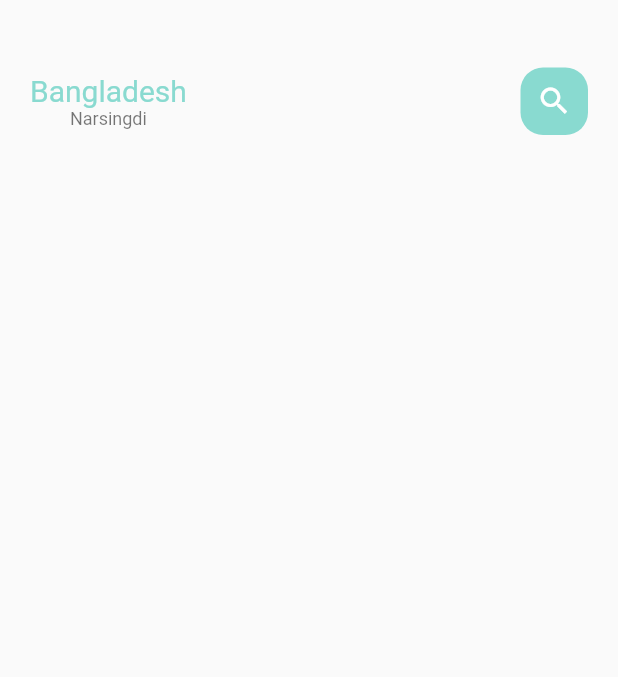
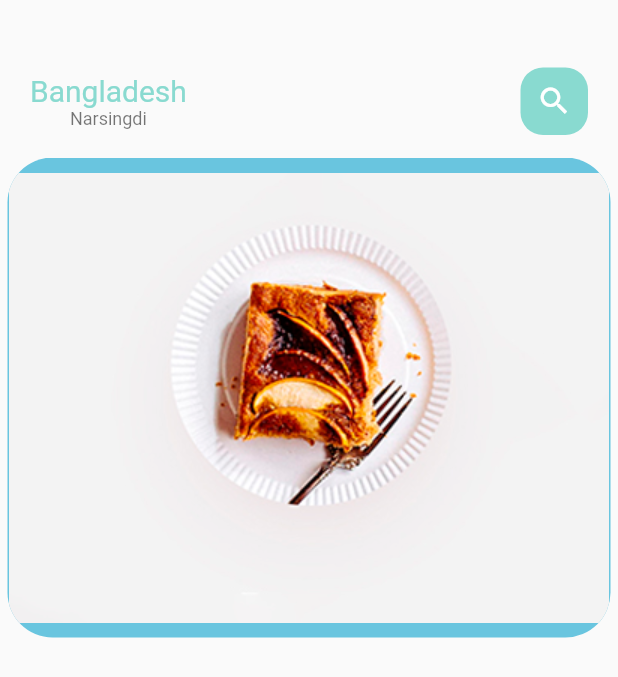
Before and after one commit to mahershmesa/food-delivery, a Flutter app: the MainFoodPage screen opened directly, on a phone screen of 412 x 824 dp. Shown: the top 677 px of the screen. Run offline on Flutter 3.47's test engine with Material 2 defaults, Android fonts, the phone set to English and light mode, and no system bars.

Commit message:
first commit

```diff
--- /dev/null
+++ b/lib/home/food_page_body.dart
@@ -0,0 +1,35 @@
+import 'package:flutter/material.dart';
+
+class FoodPageBody extends StatefulWidget {
+  const FoodPageBody({ Key? key }) : super(key: key);
+
+  @override
+  State<FoodPageBody> createState() => _FoodPageBodyState();
+}
+
+class _FoodPageBodyState extends State<FoodPageBody> {
+  @override
+  Widget build(BuildContext context) {
+    return Container(
+      height: 320,
+      child: PageView.builder(
+        itemCount: 5,
+        itemBuilder: (context,position){
+          return _buildPageItem(position);
+        }),
+    );
+  }
+  Widget _buildPageItem(int index){
+    return Container(
+      height: 220,
+      margin:EdgeInsets.only(left: 5,right: 5),
+      decoration: BoxDecoration(
+        borderRadius: BorderRadius.circular(30),
+        color:index.isEven?Color(0xFF69c5df):Color(0xFF9294cc),
+        image: DecorationImage(
+          image: AssetImage("assets/image/food1.png")
+        )
+      ),
+    );
+  }
+}
--- a/lib/home/main_food_page.dart
+++ b/lib/home/main_food_page.dart
@@ -1,4 +1,5 @@
 import 'package:flutter/material.dart';
+import 'package:flutter_food_delivery/home/food_page_body.dart';
 import 'package:flutter_food_delivery/utils/colors.dart';
 import 'package:flutter_food_delivery/widgets/big_text.dart';
 import 'package:flutter_food_delivery/widgets/small_text.dart';
@@ -48,6 +49,7 @@ class _MainFoodPageState extends State<MainFoodPage> {
             ),
           ),
           ),
+          FoodPageBody(),
         ],
       ),
     );
```
